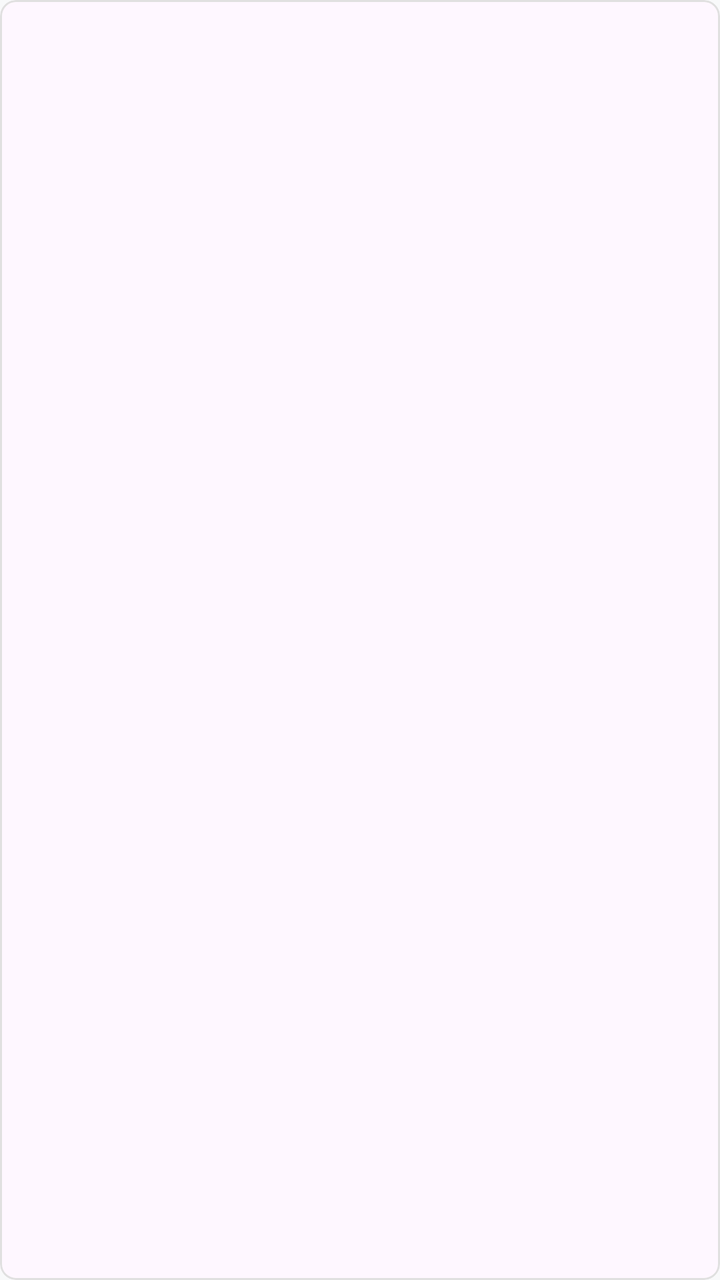
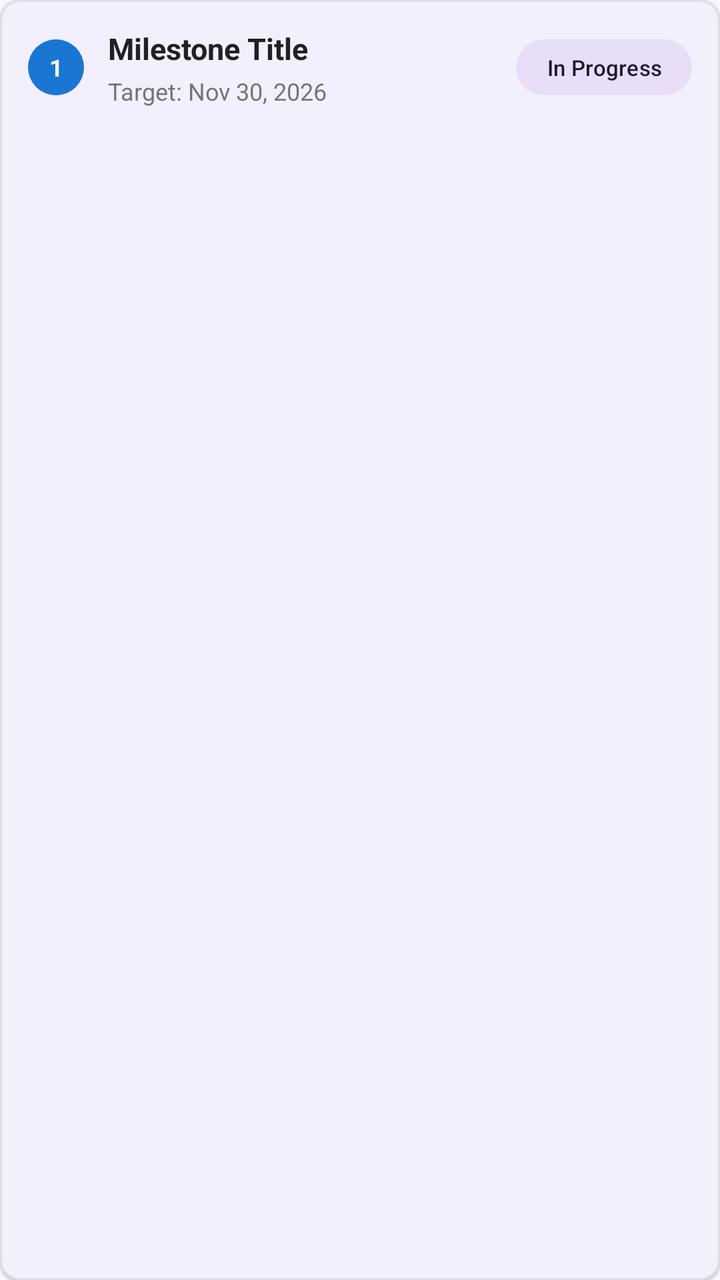

Before-and-after screenshots of an Android layout around one commit, followed by the original layout XML and the change that was made.
<!-- AndroidManifest.xml: application theme Theme.ProjectHub -->
<!-- res/layout/item_milestone.xml -->
<?xml version="1.0" encoding="utf-8"?>
<com.google.android.material.card.MaterialCardView 
    xmlns:android="http://schemas.android.com/apk/res/android"
    xmlns:app="http://schemas.android.com/apk/res-auto"
    android:layout_width="match_parent"
    android:layout_height="wrap_content"
    android:layout_marginHorizontal="12dp"
    android:layout_marginVertical="6dp"
    app:cardCornerRadius="8dp"
    app:strokeColor="@color/divider"
    app:strokeWidth="1dp">

    <LinearLayout
        android:layout_width="match_parent"
        android:layout_height="wrap_content"
        android:orientation="horizontal"
        android:padding="14dp"
        android:gravity="center_vertical">

        <LinearLayout
            android:layout_width="0dp"
            android:layout_height="wrap_content"
            android:layout_weight="1"
            android:orientation="vertical">

            <TextView
                android:id="@+id/tvMilestoneTitle"
                android:layout_width="wrap_content"
                android:layout_height="wrap_content"
                android:textSize="15sp"
                android:textStyle="bold"
                android:textColor="@color/text_primary" />

            <TextView
                android:id="@+id/tvMilestoneDueDate"
                android:layout_width="wrap_content"
                android:layout_height="wrap_content"
                android:textSize="12sp"
                android:textColor="@color/text_secondary"
                android:layout_marginTop="2dp" />
        </LinearLayout>

        <TextView
            android:id="@+id/tvMilestoneStatus"
            android:layout_width="wrap_content"
            android:layout_height="wrap_content"
            android:textSize="12sp"
            android:textStyle="bold"
            android:textColor="@color/primary" />
    </LinearLayout>
</com.google.android.material.card.MaterialCardView>
<!-- resources referenced by this layout -->
<resources>
  <color name="divider">#E0E0E0</color>
  <color name="primary">#1976D2</color>
  <color name="text_primary">#212121</color>
  <color name="text_secondary">#757575</color>
  <style name="Theme.ProjectHub" parent="Theme.Material3.DayNight.NoActionBar">
          <item name="colorPrimary">@color/primary</item>
          <item name="colorPrimaryDark">@color/primary_dark</item>
          <item name="colorSecondary">@color/accent</item>
          <item name="android:statusBarColor">@color/primary_dark</item>
          <item name="android:windowBackground">@color/background</item>
      </style>
  <color name="primary_dark">#0D47A1</color>
  <color name="accent">#FF9800</color>
  <color name="background">#F8F9FA</color>
</resources>

<!-- the commit's change to res/layout/item_milestone.xml (unified diff, before → after) -->
@@ -6,7 +6,8 @@
     android:layout_height="wrap_content"
     android:layout_marginHorizontal="12dp"
     android:layout_marginVertical="6dp"
-    app:cardCornerRadius="8dp"
+    app:cardCornerRadius="10dp"
+    app:cardElevation="1dp"
     app:strokeColor="@color/divider"
     app:strokeWidth="1dp">
 
@@ -17,11 +18,24 @@
         android:padding="14dp"
         android:gravity="center_vertical">
 
+        
+        <TextView
+            android:id="@+id/tvMilestoneNode"
+            android:layout_width="28dp"
+            android:layout_height="28dp"
+            android:background="@drawable/bg_avatar_circle"
+            android:gravity="center"
+            android:textColor="@color/surface"
+            android:textSize="12sp"
+            android:textStyle="bold"
+            android:text="1" />
+
         <LinearLayout
             android:layout_width="0dp"
             android:layout_height="wrap_content"
             android:layout_weight="1"
-            android:orientation="vertical">
+            android:orientation="vertical"
+            android:layout_marginStart="12dp">
 
             <TextView
                 android:id="@+id/tvMilestoneTitle"
@@ -29,7 +43,8 @@
                 android:layout_height="wrap_content"
                 android:textSize="15sp"
                 android:textStyle="bold"
-                android:textColor="@color/text_primary" />
+                android:textColor="@color/text_primary"
+                android:text="Milestone Title" />
 
             <TextView
                 android:id="@+id/tvMilestoneDueDate"
@@ -37,15 +52,17 @@
                 android:layout_height="wrap_content"
                 android:textSize="12sp"
                 android:textColor="@color/text_secondary"
-                android:layout_marginTop="2dp" />
+                android:layout_marginTop="3dp"
+                android:text="Target: Nov 30, 2026" />
         </LinearLayout>
 
-        <TextView
-            android:id="@+id/tvMilestoneStatus"
+        <com.google.android.material.button.MaterialButton
+            android:id="@+id/btnMilestoneStatus"
+            style="@style/Widget.Material3.Button.TonalButton"
             android:layout_width="wrap_content"
-            android:layout_height="wrap_content"
-            android:textSize="12sp"
-            android:textStyle="bold"
-            android:textColor="@color/primary" />
+            android:layout_height="36dp"
+            android:textSize="11sp"
+            android:paddingHorizontal="10dp"
+            android:text="In Progress" />
     </LinearLayout>
 </com.google.android.material.card.MaterialCardView>
<!-- resource entries referenced after the edit -->
@@ -1,9 +1,16 @@
 <!-- resources referenced by this layout -->
 <resources>
   <color name="divider">#E0E0E0</color>
+  <color name="surface">#FFFFFF</color>
   <color name="primary">#1976D2</color>
   <color name="text_primary">#212121</color>
   <color name="text_secondary">#757575</color>
+  <!-- drawable bg_avatar_circle (drawable) -->
+  <?xml version="1.0" encoding="utf-8"?>
+  <shape xmlns:android="http://schemas.android.com/apk/res/android"
+      android:shape="oval">
+      <solid android:color="@color/primary" />
+  </shape>
   <style name="Theme.ProjectHub" parent="Theme.Material3.DayNight.NoActionBar">
           <item name="colorPrimary">@color/primary</item>
           <item name="colorPrimaryDark">@color/primary_dark</item>
